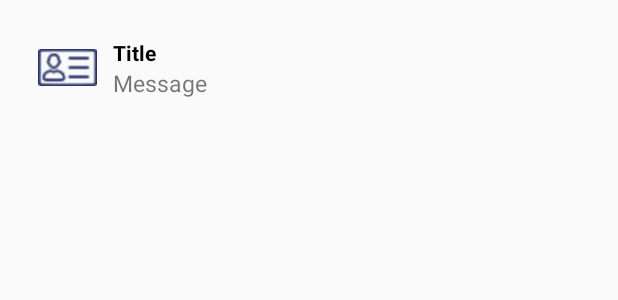
After one commit to GMTagency/YoumElTahdi, an Android app: the layout notification.xml on its own in the app's theme, with its tools: preview values and no code run, on a phone screen of 412 x 824 dp. The commit adds this screen. Shown: the top 300 px of the screen. Run offline under Robolectric (Android 15) with nearby library versions, the phone set to English and light mode, and no system bars.

Commit message:
Most of the screens

```diff
--- a/app/src/main/java/com/example/youmel_tahdi/OnlineDataBase/DataBase.kt
+++ b/app/src/main/java/com/example/youmel_tahdi/OnlineDataBase/DataBase.kt
@@ -8,15 +8,15 @@ import java.lang.ref.Reference
 class DataBase {
     companion object{
         val USERS_REF= "USERS"
-        val CARS_REF= "Cars"
+        val ADMINS_REF= "ADMINS"
         val db = Firebase.firestore
 
         fun getUsers():CollectionReference{
             return db.collection(USERS_REF)
         }
 
-        fun getCars():CollectionReference{
-            return db.collection(CARS_REF)
+        fun getAdmins():CollectionReference{
+            return db.collection(ADMINS_REF)
         }
 
     }
--- /dev/null
+++ b/app/src/main/res/layout/notification.xml
@@ -0,0 +1,51 @@
+<?xml version="1.0" encoding="utf-8"?>
+<LinearLayout
+    xmlns:android="http://schemas.android.com/apk/res/android"
+    android:id="@+id/linear_layout"
+    android:layout_width="match_parent"
+    android:layout_height="wrap_content"
+    android:orientation="horizontal"
+    android:padding="20dp">
+
+    <!-- Parent Layout of ImageView -->
+    <LinearLayout
+        android:layout_width="wrap_content"
+        android:layout_height="wrap_content">
+
+        <!--Image to be displayed beside the notification text-->
+        <ImageView
+            android:id="@+id/icon"
+            android:layout_width="50dp"
+            android:layout_height="50dp"
+            android:padding="5dp"
+            android:src="@drawable/id" />
+    </LinearLayout>
+
+    <!-- Parent layout for holding the Title and the Body-->
+    <LinearLayout
+        android:layout_width="0dp"
+        android:layout_height="wrap_content"
+        android:layout_weight="1"
+        android:orientation="vertical"
+        android:padding="5dp">
+
+        <!-- TextView for Title -->
+        <TextView
+            android:id="@+id/title"
+            android:layout_width="match_parent"
+            android:layout_height="wrap_content"
+            android:text="Title"
+            android:textColor="#000"
+            android:textStyle="bold" />
+
+        <!-- TextView for Body -->
+        <TextView
+            android:id="@+id/message"
+            android:layout_width="match_parent"
+            android:layout_height="wrap_content"
+            android:text="Message"
+            android:textSize="15sp" />
+
+    </LinearLayout>
+
+</LinearLayout>
--- a/build.gradle
+++ b/build.gradle
@@ -3,13 +3,15 @@ buildscript {
     repositories {
         google()
         mavenCentral()
+        gradlePluginPortal()
         jcenter()
     }
     dependencies {
+        classpath 'com.android.tools.build:gradle:4.0.2'
         classpath "com.android.tools.build:gradle:7.0.3"
         classpath "org.jetbrains.kotlin:kotlin-gradle-plugin:1.5.31"
         classpath 'com.google.gms:google-services:4.3.10'
-
+        classpath 'gradle.plugin.com.onesignal:onesignal-gradle-plugin:[0.12.10, 0.99.99]'
         // NOTE: Do not place your application dependencies here; they belong
         // in the individual module build.gradle files
     }
```
Also changed, not shown: app/build.gradle (+6 -2 lines), app/src/main/AndroidManifest.xml (+20 -3 lines), app/src/main/java/com/example/youmel_tahdi/MainActivity.kt (+3 -5 lines), app/src/main/java/com/example/youmel_tahdi/MainApplication.kt (added, +18 -0 lines), app/src/main/java/com/example/youmel_tahdi/MyFirebaseInstanceIDService.kt (added, +63 -0 lines), app/src/main/java/com/example/youmel_tahdi/OnlineDataBase/Models/User.kt (+8 -3 lines), app/src/main/java/com/example/youmel_tahdi/SignUp.kt (+200 -34 lines), app/src/main/res/layout/activity_sign_up.xml (+3 -6 lines).
